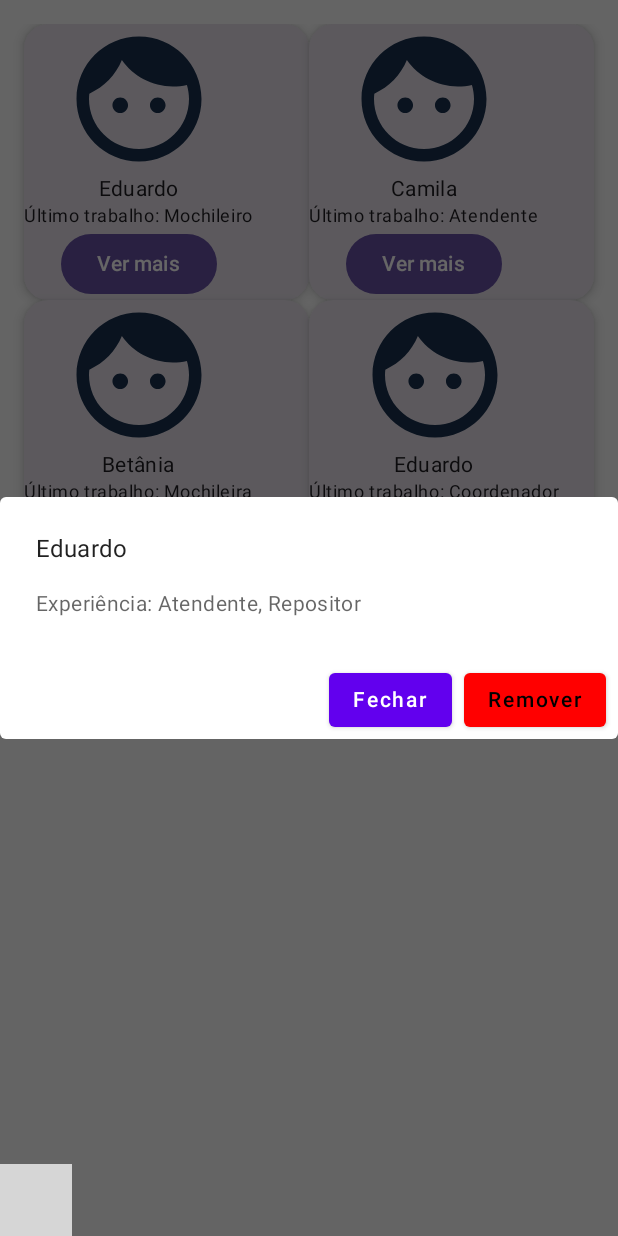
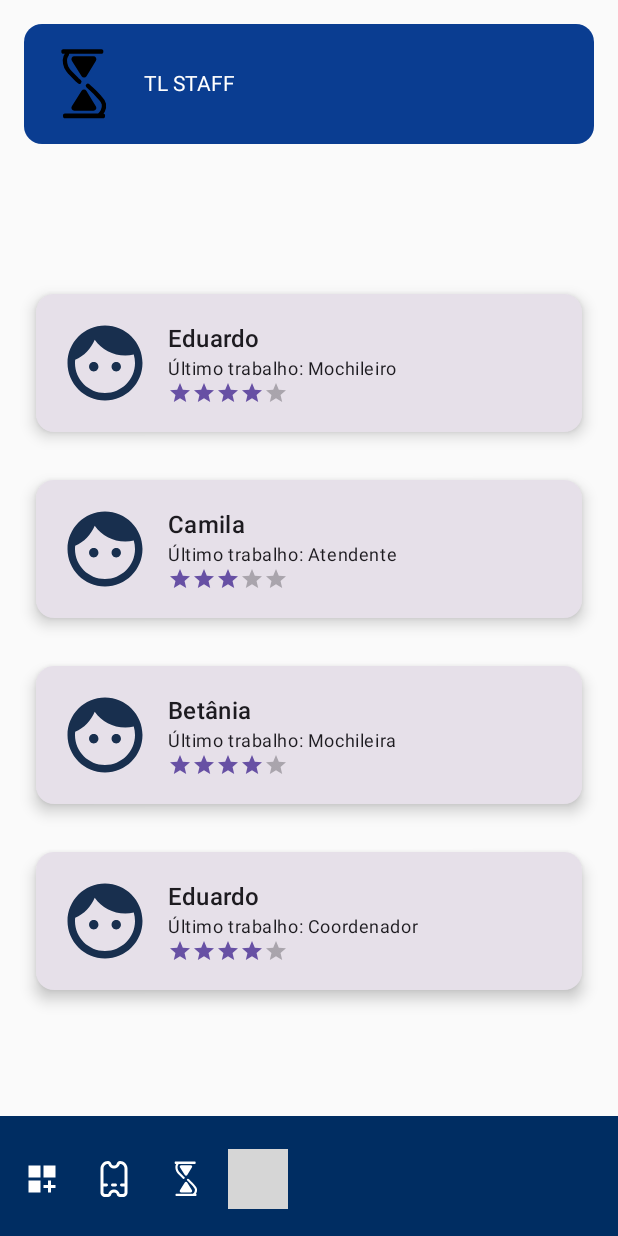
Before and after one commit to serenity-g9/mobile, an Android app built with Jetpack Compose: the EquipeScreen screen opened through its navigation route, after a tap on "Eduardo", on a phone screen of 412 x 824 dp. Run offline under Robolectric (Android 15) with nearby library versions, the phone set to English and light mode, and no system bars; grey boxes are pictures that could not be loaded.

Commit message:
Tela de equipe e novos componentes

```diff
--- a/app/src/main/java/com/example/mobile/data/Colaborador.kt
+++ b/app/src/main/java/com/example/mobile/data/Colaborador.kt
@@ -1,21 +1,19 @@
 package com.example.mobile.data
 
-import androidx.annotation.DrawableRes
 import com.example.mobile.R
 
-data class Collaborator(
-    val name: String,
-    val lastJob: String,
-    @DrawableRes val image: Int,
-    val age: Int = 25,
-    val experience: List<String> = listOf(),
-    val contact: String = "email@empresa.com"
+data class Colaborador(
+    val id: Int,
+    val nome: String,
+    val ultimoTrabalho: String,
+    val avaliacao: Float,
+    val imagemRes: Int // ID do recurso da imagem
 )
 
-// Simulando uma lista de colaboradores
-val collaboratorsList = listOf(
-    Collaborator("Eduardo", "Mochileiro", R.drawable.baseline_face_24, experience = listOf("Atendente", "Repositor")),
-    Collaborator("Camila", "Atendente", R.drawable.baseline_face_24, experience = listOf("Atendente")),
-    Collaborator("Betânia", "Mochileira", R.drawable.baseline_face_24, experience = listOf("Caixa", "Vendas")),
-    Collaborator("Eduardo", "Coordenador", R.drawable.baseline_face_24, experience = listOf("Gestor"))
+// Lista de colaboradores para exibição
+val colaboradores = listOf(
+    Colaborador(1, "Eduardo", "Mochileiro", 4.0f, R.drawable.baseline_face_24),
+    Colaborador(2, "Camila", "Atendente", 3.5f, R.drawable.baseline_face_24),
+    Colaborador(3, "Betânia", "Mochileira", 4.5f, R.drawable.baseline_face_24),
+    Colaborador(4, "Eduardo", "Coordenador", 4.2f, R.drawable.baseline_face_24)
 )
--- /dev/null
+++ b/app/src/main/java/com/example/mobile/ui/components/ColaboradorCard.kt
@@ -0,0 +1,59 @@
+package com.example.mobile.ui.components
+
+import androidx.compose.foundation.Image
+import androidx.compose.foundation.clickable
+import androidx.compose.foundation.layout.*
+import androidx.compose.foundation.shape.RoundedCornerShape
+import androidx.compose.material3.*
+import androidx.compose.runtime.Composable
+import androidx.compose.ui.Alignment
+import androidx.compose.ui.Modifier
+import androidx.compose.ui.draw.clip
+import androidx.compose.ui.res.painterResource
+import androidx.compose.ui.unit.dp
+import com.example.mobile.R
+import com.example.mobile.data.Colaborador
+
+@Composable
+fun ColaboradorCard(colaborador: Colaborador, onClick: () -> Unit) {
+    Card(
+        modifier = Modifier
+            .fillMaxWidth()
+            .clickable { onClick() }
+            .padding(8.dp),
+        shape = RoundedCornerShape(12.dp),
+        elevation = CardDefaults.cardElevation(defaultElevation = 6.dp)
+    ) {
+        Row(
+            modifier = Modifier.padding(16.dp),
+            verticalAlignment = Alignment.CenterVertically
+        ) {
+            Image(
+                painter = painterResource(id = colaborador.imagemRes),
+                contentDescription = "Foto de ${colaborador.nome}",
+                modifier = Modifier
+                    .size(60.dp)
+                    .clip(RoundedCornerShape(10.dp))
+            )
+
+            Spacer(modifier = Modifier.width(12.dp))
+
+            Column {
+                Text(text = colaborador.nome, style = MaterialTheme.typography.titleMedium)
+                Text(text = "Último trabalho: ${colaborador.ultimoTrabalho}", style = MaterialTheme.typography.bodySmall)
+
+                Row {
+                    repeat(5) { index ->
+                        val starColor = if (index < colaborador.avaliacao.toInt()) MaterialTheme.colorScheme.primary else MaterialTheme.colorScheme.onSurface.copy(alpha = 0.3f)
+                        Icon(
+                            painter = painterResource(id = R.drawable.star_24),
+                            contentDescription = null,
+                            tint = starColor,
+                            modifier = Modifier.size(16.dp)
+                        )
+                    }
+                }
+            }
+        }
+    }
+}
--- /dev/null
+++ b/app/src/main/java/com/example/mobile/ui/components/ColaboradorDetailsDialog.kt
@@ -0,0 +1,21 @@
+package com.example.mobile.ui.components
+
+import androidx.compose.material3.*
+import androidx.compose.runtime.*
+import androidx.compose.ui.res.painterResource
+import com.example.mobile.data.Colaborador
+
+@Composable
+fun ColaboradorDetailsDialog(colaborador: Colaborador, onDismiss: () -> Unit, onRemove: () -> Unit) {
+    AlertDialog(
+        onDismissRequest = onDismiss,
+        title = { Text(colaborador.nome) },
+        text = { Text("Último trabalho: ${colaborador.ultimoTrabalho}") },
+        confirmButton = {
+            Button(onClick = onRemove) { Text("Remover") }
+        },
+        dismissButton = {
+            Button(onClick = onDismiss) { Text("Fechar") }
+        }
+    )
+}
--- a/app/src/main/java/com/example/mobile/ui/components/CollaboratorCard.kt
+++ /dev/null
@@ -1,43 +0,0 @@
-package com.example.mobile.ui.components
-
-import androidx.compose.foundation.Image
-import androidx.compose.foundation.background
-import androidx.compose.foundation.clickable
-import androidx.compose.foundation.layout.*
-import androidx.compose.foundation.shape.RoundedCornerShape
-import androidx.compose.material3.*
-import androidx.compose.runtime.Composable
-import androidx.compose.ui.Alignment
-import androidx.compose.ui.Modifier
-import androidx.compose.ui.draw.clip
-import androidx.compose.ui.graphics.Color
-import androidx.compose.ui.layout.ContentScale
-import androidx.compose.ui.res.painterResource
-import androidx.compose.ui.unit.dp
-import com.example.mobile.data.Collaborator
-//import com.example.mobile.ui.screens.Collaborator
-
-@Composable
-fun CollaboratorCard(collaborator: Collaborator, onClick: () -> Unit) {
-    Card(
-        modifier = Modifier
-            .width(150.dp)
-            .clickable { onClick() },
-        shape = RoundedCornerShape(16.dp),
-        elevation = CardDefaults.cardElevation(4.dp)
-    ) {
-        Column(horizontalAlignment = Alignment.CenterHorizontally) {
-            Image(
-                painter = painterResource(id = collaborator.image),
-                contentDescription = collaborator.name,
-                contentScale = ContentScale.Crop,
-                modifier = Modifier
-                    .size(100.dp)
-                    .clip(RoundedCornerShape(16.dp))
-            )
-            Text(collaborator.name, style = MaterialTheme.typography.bodyMedium)
-            Text("Último trabalho: ${collaborator.lastJob}", style = MaterialTheme.typography.bodySmall)
-            Button(onClick = onClick) { Text("Ver mais") }
-        }
-    }
-}
--- a/app/src/main/java/com/example/mobile/ui/components/CollaboratorDetailsDialog.kt
+++ /dev/null
@@ -1,27 +0,0 @@
-package com.example.mobile.ui.components
-
-import androidx.compose.material.AlertDialog
-import androidx.compose.material.Button
-import androidx.compose.material.ButtonDefaults
-import androidx.compose.material.MaterialTheme
-import androidx.compose.material.Text
-import androidx.compose.runtime.Composable
-import androidx.compose.ui.graphics.Color
-import com.example.mobile.data.Collaborator
-
-@Composable
-fun CollaboratorDetailsDialog(collaborator: Collaborator, onDismiss: () -> Unit, onRemoveClick: () -> Unit) {
-    AlertDialog(
-        onDismissRequest = onDismiss,
-        title = { Text(collaborator.name) },
-        text = { Text("Experiência: ${collaborator.experience.joinToString()}") },
-        confirmButton = {
-            Button(onClick = onRemoveClick, colors = ButtonDefaults.buttonColors(Color.Red)) {
-                Text("Remover")
-            }
-        },
-        dismissButton = {
-            Button(onClick = onDismiss) { Text("Fechar") }
-        }
-    )
-}
--- a/app/src/main/java/com/example/mobile/ui/components/NavBarButton.kt
+++ b/app/src/main/java/com/example/mobile/ui/components/NavBarButton.kt
@@ -19,29 +19,49 @@ import androidx.navigation.NavController
 import com.example.mobile.R
 import com.example.mobile.ui.theme.PrimaryColorDeepBlue
 
+//@Composable
+//fun BottomNavBar(
+//    items: List<Int>,  // Lista de ícones
+//    onItemClick: (Int) -> Unit  // Função de clique
+//) {
+//    Row(
+//        modifier = Modifier
+//            .fillMaxWidth()
+//            .background(PrimaryColorDeepBlue)
+//            .padding(vertical = 8.dp),
+//        horizontalArrangement = Arrangement.SpaceAround,
+//        verticalAlignment = Alignment.CenterVertically
+//    ) {
+//        items.forEach { iconRes ->
+//            IconButton(onClick = { onItemClick(iconRes) }) {
+//                Icon(
+//                    painter = painterResource(id = iconRes),
+//                    contentDescription = "Menu Item",
+//                    tint = Color.White,
+//                    modifier = Modifier
+//                        .size(40.dp)
+//                        .clip(CircleShape)
+//                        .padding(8.dp)
+//                )
+//            }
+//        }
+//    }
+//}
+
 @Composable
 fun BottomNavBar(
-    items: List<Int>,  // Lista de ícones
-    onItemClick: (Int) -> Unit  // Função de clique
+    items: List<Int>,
+    onItemClick: (Int) -> Unit // 👈 Este parâmetro é obrigatório
 ) {
-    Row(
-        modifier = Modifier
-            .fillMaxWidth()
-            .background(PrimaryColorDeepBlue)
-            .padding(vertical = 8.dp),
-        horizontalArrangement = Arrangement.SpaceAround,
-        verticalAlignment = Alignment.CenterVertically
+    BottomAppBar(
+        containerColor = Color(0xFF002D62)
     ) {
-        items.forEach { iconRes ->
-            IconButton(onClick = { onItemClick(iconRes) }) {
+        items.forEachIndexed { index, item ->
+            IconButton(onClick = { onItemClick(index) }) { // 👈 Chama a função passada
                 Icon(
-                    painter = painterResource(id = iconRes),
-                    contentDescription = "Menu Item",
-                    tint = Color.White,
-                    modifier = Modifier
-                        .size(40.dp)
-                        .clip(CircleShape)
-                        .padding(8.dp)
+                    painter = painterResource(id = item),
+                    contentDescription = null,
+                    tint = Color.White
                 )
             }
         }
--- a/app/src/main/java/com/example/mobile/ui/screens/EquipeScreen.kt
+++ b/app/src/main/java/com/example/mobile/ui/screens/EquipeScreen.kt
@@ -1,57 +1,74 @@
 package com.example.mobile.ui.screens
 
 import androidx.compose.foundation.layout.*
-import androidx.compose.foundation.lazy.grid.*
-import androidx.compose.foundation.lazy.grid.items
+import androidx.compose.foundation.lazy.LazyColumn
+import androidx.compose.foundation.lazy.items
 import androidx.compose.material3.*
-import androidx.compose.runtime.*
+import androidx.compose.runtime.Composable
+import androidx.compose.ui.Alignment
 import androidx.compose.ui.Modifier
+import androidx.compose.ui.graphics.Color
+import androidx.compose.ui.res.painterResource
 import androidx.compose.ui.unit.dp
-import androidx.navigation.NavHostController
-import com.example.mobile.data.Collaborator
-import com.example.mobile.data.collaboratorsList
+import androidx.navigation.NavController
+import com.example.mobile.R
+import com.example.mobile.data.colaboradores
+import com.example.mobile.ui.components.ColaboradorCard
 import com.example.mobile.ui.components.BottomNavBar
-import com.example.mobile.ui.components.CollaboratorCard
-import com.example.mobile.ui.components.CollaboratorDetailsDialog
-import com.example.mobile.ui.components.RemoveConfirmationDialog
 
 @Composable
-fun EquipeScreen(navController: NavHostController) {
-    var selectedCollaborator by remember { mutableStateOf<Collaborator?>(null) }
-    var showRemoveDialog by remember { mutableStateOf(false) }
-
+fun EquipeScreen(navController: NavController) {
     Column(
         modifier = Modifier.fillMaxSize(),
         verticalArrangement = Arrangement.SpaceBetween
     ) {
-        // Lista de colaboradores
-        LazyVerticalGrid(
-            columns = GridCells.Fixed(2),
-            modifier = Modifier.padding(16.dp)
+        Card(
+            modifier = Modifier
+                .fillMaxWidth()
+                .padding(16.dp),
+            colors = CardDefaults.cardColors(containerColor = Color(0xFF0A3D91))
         ) {
-            items(collaboratorsList) { collaborator ->
-                CollaboratorCard(collaborator) {
-                    selectedCollaborator = collaborator
+            Row(
+                modifier = Modifier.padding(16.dp),
+                verticalAlignment = Alignment.CenterVertically
+            ) {
+                Icon(
+                    painter = painterResource(id = R.drawable.logo),
+                    contentDescription = "Logo TL STAFF",
+                    modifier = Modifier.size(48.dp)
+                )
+                Spacer(modifier = Modifier.width(16.dp))
+                Text("TL STAFF", color = Color.White)
+            }
+        }
+
+        LazyColumn(
+            modifier = Modifier.fillMaxWidth(),
+            contentPadding = PaddingValues(16.dp),
+            verticalArrangement = Arrangement.spacedBy(16.dp)
+        ) {
+            items(colaboradores) { colaborador ->
+                ColaboradorCard(colaborador) {
+                    // Aqui abrirá o modal com detalhes do colaborador
                 }
             }
         }
 
-        // Bottom Navigation Bar
-        BottomNavBar()
-    }
-
-    // Modal com detalhes do colaborador
-    selectedCollaborator?.let {
-        CollaboratorDetailsDialog(it, onDismiss = { selectedCollaborator = null }) {
-            showRemoveDialog = true
-        }
-    }
-
-    // Diálogo de confirmação de remoção
-    if (showRemoveDialog) {
-        RemoveConfirmationDialog(
-            onConfirm = { /* Remover lógica aqui */ showRemoveDialog = false },
-            onDismiss = { showRemoveDialog = false }
+        BottomNavBar(
+            items = listOf(
+                R.drawable.baseline_dashboard_customize_24,
+                R.drawable.ticket_24,
+                R.drawable.logo,
+                R.drawable.bag_24
+            ),
+            onItemClick = { index ->
+                when (index) {
+                    0 -> navController.navigate("dashboard")
+                    1 -> navController.navigate("eventos")
+                    2 -> navController.navigate("home")
+                    3 -> navController.navigate("demandas")
+                }
+            }
         )
     }
 }
--- a/app/src/main/java/com/example/mobile/ui/theme/Color.kt
+++ b/app/src/main/java/com/example/mobile/ui/theme/Color.kt
@@ -7,5 +7,14 @@ val CardBackgroundWhite = Color(0xFFFFFFFF) // Branco
 val IconColorOrange = Color(0xFFE65100) // Laranja
 val NavBackgroundBlue = Color(0xFF0E3153) // Fundo da BottomBar
 val TextColorBlack = Color(0xFF1A1A1A) // Preto suave
-val OrangeSerenity = Color(0xFFE65100)
-val WhiteSerenity = Color(0xFFFFFFFF)
+
+// Cores Principais
+val OrangeSerenity = Color(0xFFE65100) //Laranja
+val WhiteSerenity = Color(0xFFFFFFFF) // Branco
+val DeepBlueSerenity = Color(0xFF182F4E) // Azul escuro
+var GrayBlueSerenity = Color(0xFF0E3153) // Azul acinzentado
+
+// Cores LightTheme
+
+
+// Cores DarkTheme
--- /dev/null
+++ b/app/src/main/res/drawable/star_24.xml
@@ -0,0 +1,5 @@
+<vector xmlns:android="http://schemas.android.com/apk/res/android" android:height="24dp" android:tint="#FFE17C" android:viewportHeight="24" android:viewportWidth="24" android:width="24dp">
+
+    <path android:fillColor="@android:color/white" android:pathData="M12,17.27L18.18,21l-1.64,-7.03L22,9.24l-7.19,-0.61L12,2 9.19,8.63 2,9.24l5.46,4.73L5.82,21z"/>
+
+</vector>
```
